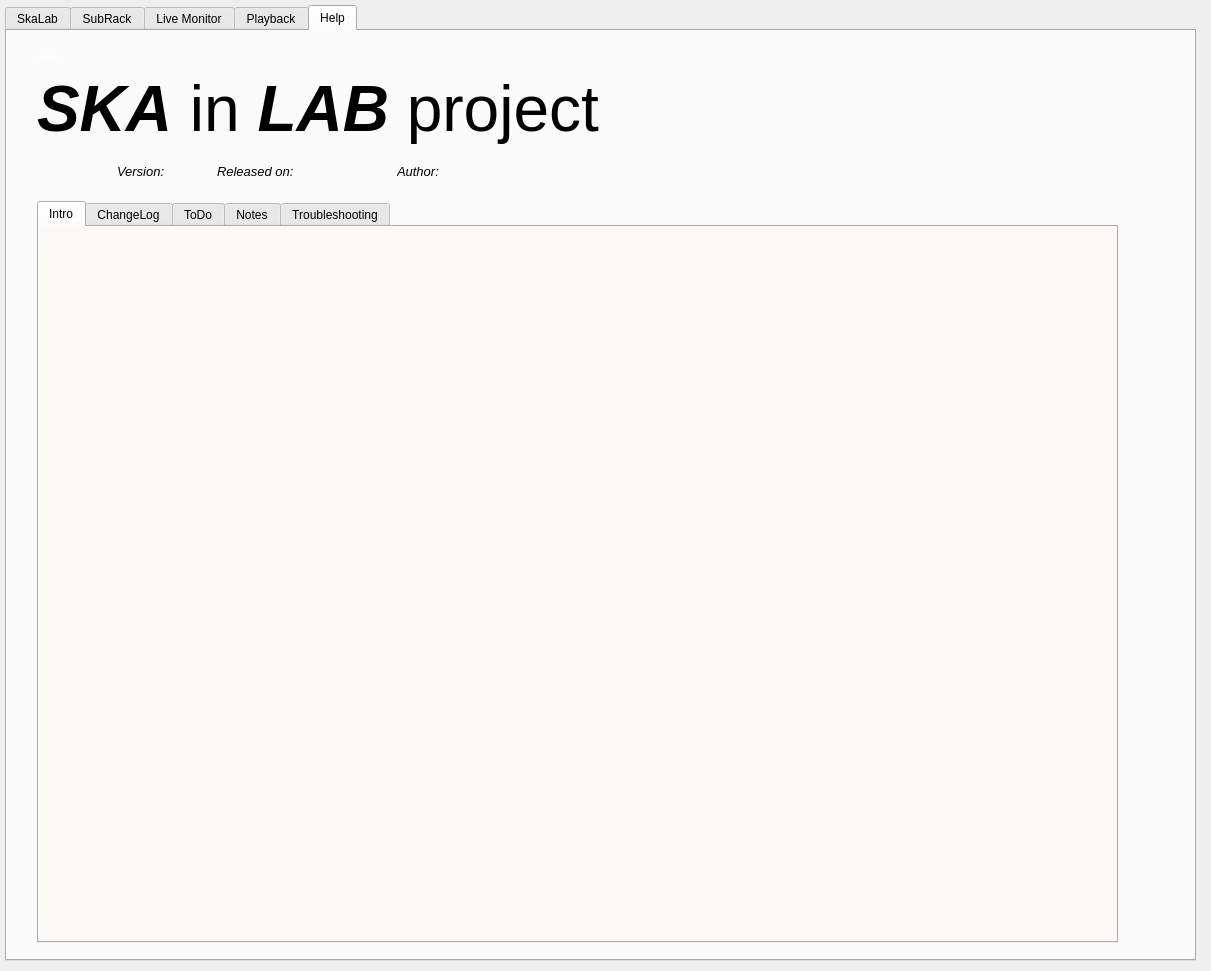
amattana/skalab, file skalab_main.ui: the form before one commit.
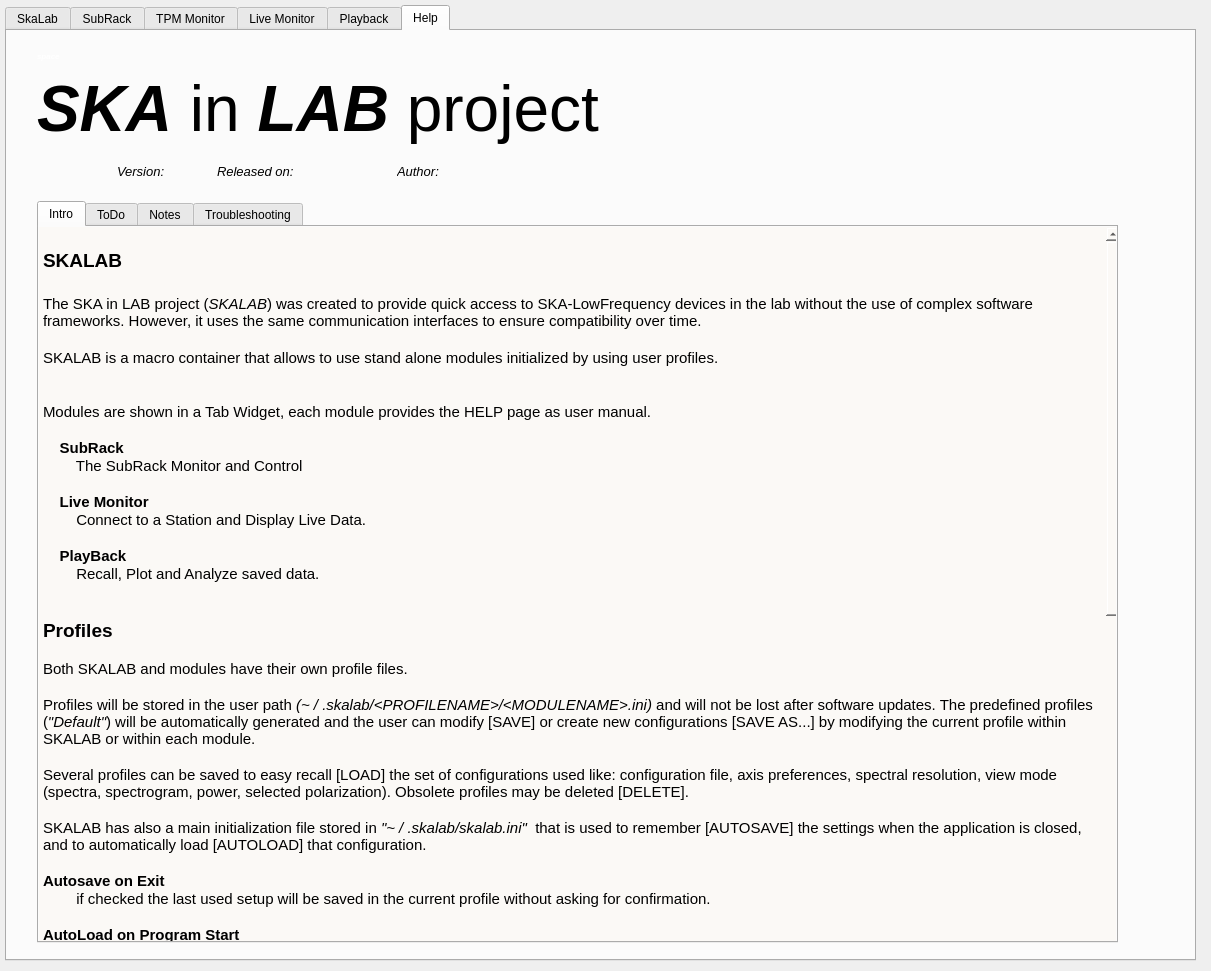
The form after the commit. The open tabs and pages were chosen to show the change.

```diff
--- a/skalab_main.ui
+++ b/skalab_main.ui
@@ -558,6 +558,21 @@
      </property>
     </widget>
    </widget>
+   <widget class="QWidget" name="qtabMonitor">
+    <attribute name="title">
+     <string>TPM Monitor</string>
+    </attribute>
+    <widget class="QWidget" name="qwMonitor" native="true">
+     <property name="geometry">
+      <rect>
+       <x>0</x>
+       <y>0</y>
+       <width>1191</width>
+       <height>936</height>
+      </rect>
+     </property>
+    </widget>
+   </widget>
    <widget class="QWidget" name="qtabLive">
     <attribute name="title">
      <string>Live Monitor</string>
@@ -747,43 +762,81 @@
         <string>&lt;!DOCTYPE HTML PUBLIC &quot;-//W3C//DTD HTML 4.0//EN&quot; &quot;http://www.w3.org/TR/REC-html40/strict.dtd&quot;&gt;
 &lt;html&gt;&lt;head&gt;&lt;meta name=&quot;qrichtext&quot; content=&quot;1&quot; /&gt;&lt;style type=&quot;text/css&quot;&gt;
 p, li { white-space: pre-wrap; }
-&lt;/style&gt;&lt;/head&gt;&lt;body style=&quot; font-family:'Ubuntu'; font-size:11pt; font-weight:400; font-style:normal;&quot;&gt;
-&lt;p style=&quot;-qt-paragraph-type:empty; margin-top:0px; margin-bottom:0px; margin-left:0px; margin-right:0px; -qt-block-indent:0; text-indent:0px;&quot;&gt;&lt;br /&gt;&lt;/p&gt;&lt;/body&gt;&lt;/html&gt;</string>
+&lt;/style&gt;&lt;/head&gt;&lt;body style=&quot; font-family:'Ubuntu'; font-size:10pt; font-weight:400; font-style:normal;&quot;&gt;
+&lt;p style=&quot;-qt-paragraph-type:empty; margin-top:0px; margin-bottom:0px; margin-left:0px; margin-right:0px; -qt-block-indent:0; text-indent:0px; font-size:11pt;&quot;&gt;&lt;br /&gt;&lt;/p&gt;
+&lt;p style=&quot; margin-top:0px; margin-bottom:0px; margin-left:0px; margin-right:0px; -qt-block-indent:0; text-indent:0px;&quot;&gt;&lt;span style=&quot; font-size:14pt; font-weight:600;&quot;&gt;SKALAB&lt;/span&gt;&lt;/p&gt;
+&lt;p style=&quot;-qt-paragraph-type:empty; margin-top:0px; margin-bottom:0px; margin-left:0px; margin-right:0px; -qt-block-indent:0; text-indent:0px; font-size:14pt; font-weight:600;&quot;&gt;&lt;br /&gt;&lt;/p&gt;
+&lt;p style=&quot; margin-top:0px; margin-bottom:0px; margin-left:0px; margin-right:0px; -qt-block-indent:0; text-indent:0px;&quot;&gt;&lt;span style=&quot; font-size:11pt;&quot;&gt;The&lt;/span&gt;&lt;span style=&quot; font-size:11pt; font-style:italic;&quot;&gt; &lt;/span&gt;&lt;span style=&quot; font-size:11pt;&quot;&gt;SKA in LAB project&lt;/span&gt;&lt;span style=&quot; font-size:11pt; font-style:italic;&quot;&gt; &lt;/span&gt;&lt;span style=&quot; font-size:11pt;&quot;&gt;(&lt;/span&gt;&lt;span style=&quot; font-size:11pt; font-style:italic;&quot;&gt;SKALAB&lt;/span&gt;&lt;span style=&quot; font-size:11pt;&quot;&gt;) was created to provide quick access to SKA-LowFrequency devices in the lab without the use of complex software frameworks. However, it uses the same communication interfaces to ensure compatibility over time.&lt;/span&gt;&lt;/p&gt;
+&lt;p style=&quot;-qt-paragraph-type:empty; margin-top:0px; margin-bottom:0px; margin-left:0px; margin-right:0px; -qt-block-indent:0; text-indent:0px; font-size:12pt; font-weight:600;&quot;&gt;&lt;br /&gt;&lt;/p&gt;
+&lt;p style=&quot; margin-top:0px; margin-bottom:0px; margin-left:0px; margin-right:0px; -qt-block-indent:0; text-indent:0px;&quot;&gt;&lt;span style=&quot; font-size:11pt;&quot;&gt;SKALAB&lt;/span&gt;&lt;span style=&quot; font-size:11pt; font-weight:600;&quot;&gt; &lt;/span&gt;&lt;span style=&quot; font-size:11pt;&quot;&gt;is a macro container that allows to use stand alone modules initialized by using user profiles.&lt;/span&gt;&lt;/p&gt;
+&lt;p style=&quot;-qt-paragraph-type:empty; margin-top:0px; margin-bottom:0px; margin-left:0px; margin-right:0px; -qt-block-indent:0; text-indent:0px; font-size:11pt;&quot;&gt;&lt;br /&gt;&lt;/p&gt;
+&lt;p style=&quot;-qt-paragraph-type:empty; margin-top:0px; margin-bottom:0px; margin-left:0px; margin-right:0px; -qt-block-indent:0; text-indent:0px; font-size:11pt;&quot;&gt;&lt;br /&gt;&lt;/p&gt;
+&lt;p style=&quot; margin-top:0px; margin-bottom:0px; margin-left:0px; margin-right:0px; -qt-block-indent:0; text-indent:0px;&quot;&gt;&lt;span style=&quot; font-size:11pt;&quot;&gt;Modules are shown in a Tab Widget, each module provides the HELP page as user manual.&lt;/span&gt;&lt;/p&gt;
+&lt;p style=&quot;-qt-paragraph-type:empty; margin-top:0px; margin-bottom:0px; margin-left:0px; margin-right:0px; -qt-block-indent:0; text-indent:0px; font-size:11pt;&quot;&gt;&lt;br /&gt;&lt;/p&gt;
+&lt;p style=&quot; margin-top:0px; margin-bottom:0px; margin-left:0px; margin-right:0px; -qt-block-indent:0; text-indent:0px;&quot;&gt;&lt;span style=&quot; font-size:11pt;&quot;&gt;    &lt;/span&gt;&lt;span style=&quot; font-size:11pt; font-weight:600;&quot;&gt;SubRack&lt;/span&gt;&lt;/p&gt;
+&lt;p style=&quot; margin-top:0px; margin-bottom:0px; margin-left:0px; margin-right:0px; -qt-block-indent:0; text-indent:0px;&quot;&gt;&lt;span style=&quot; font-size:11pt;&quot;&gt;        The SubRack Monitor and Control&lt;/span&gt;&lt;/p&gt;
+&lt;p style=&quot;-qt-paragraph-type:empty; margin-top:0px; margin-bottom:0px; margin-left:0px; margin-right:0px; -qt-block-indent:0; text-indent:0px; font-size:11pt;&quot;&gt;&lt;br /&gt;&lt;/p&gt;
+&lt;p style=&quot; margin-top:0px; margin-bottom:0px; margin-left:0px; margin-right:0px; -qt-block-indent:0; text-indent:0px;&quot;&gt;&lt;span style=&quot; font-size:11pt; font-weight:600;&quot;&gt;    Live Monitor&lt;/span&gt;&lt;/p&gt;
+&lt;p style=&quot; margin-top:0px; margin-bottom:0px; margin-left:0px; margin-right:0px; -qt-block-indent:0; text-indent:0px;&quot;&gt;&lt;span style=&quot; font-size:11pt;&quot;&gt;        Connect to a Station and Display Live Data.&lt;/span&gt;&lt;/p&gt;
+&lt;p style=&quot;-qt-paragraph-type:empty; margin-top:0px; margin-bottom:0px; margin-left:0px; margin-right:0px; -qt-block-indent:0; text-indent:0px; font-size:11pt;&quot;&gt;&lt;br /&gt;&lt;/p&gt;
+&lt;p style=&quot; margin-top:0px; margin-bottom:0px; margin-left:0px; margin-right:0px; -qt-block-indent:0; text-indent:0px;&quot;&gt;&lt;span style=&quot; font-size:11pt;&quot;&gt;    &lt;/span&gt;&lt;span style=&quot; font-size:11pt; font-weight:600;&quot;&gt;PlayBack&lt;/span&gt;&lt;/p&gt;
+&lt;p style=&quot; margin-top:0px; margin-bottom:0px; margin-left:0px; margin-right:0px; -qt-block-indent:0; text-indent:0px;&quot;&gt;&lt;span style=&quot; font-size:11pt;&quot;&gt;        Recall, Plot and Analyze saved data.&lt;/span&gt;&lt;/p&gt;
+&lt;p style=&quot;-qt-paragraph-type:empty; margin-top:0px; margin-bottom:0px; margin-left:0px; margin-right:0px; -qt-block-indent:0; text-indent:0px; font-size:11pt;&quot;&gt;&lt;br /&gt;&lt;/p&gt;
+&lt;p style=&quot;-qt-paragraph-type:empty; margin-top:0px; margin-bottom:0px; margin-left:0px; margin-right:0px; -qt-block-indent:0; text-indent:0px; font-size:11pt;&quot;&gt;&lt;br /&gt;&lt;/p&gt;
+&lt;p style=&quot; margin-top:0px; margin-bottom:0px; margin-left:0px; margin-right:0px; -qt-block-indent:0; text-indent:0px;&quot;&gt;&lt;span style=&quot; font-size:14pt; font-weight:600;&quot;&gt;Profiles&lt;/span&gt;&lt;span style=&quot; font-size:11pt; font-weight:600;&quot;&gt; &lt;/span&gt;&lt;/p&gt;
+&lt;p style=&quot;-qt-paragraph-type:empty; margin-top:0px; margin-bottom:0px; margin-left:0px; margin-right:0px; -qt-block-indent:0; text-indent:0px; font-size:11pt; font-weight:600;&quot;&gt;&lt;br /&gt;&lt;/p&gt;
+&lt;p style=&quot; margin-top:0px; margin-bottom:0px; margin-left:0px; margin-right:0px; -qt-block-indent:0; text-indent:0px;&quot;&gt;&lt;span style=&quot; font-size:11pt;&quot;&gt;Both SKALAB and modules have their own profile files.&lt;/span&gt;&lt;/p&gt;
+&lt;p style=&quot;-qt-paragraph-type:empty; margin-top:0px; margin-bottom:0px; margin-left:0px; margin-right:0px; -qt-block-indent:0; text-indent:0px; font-size:11pt;&quot;&gt;&lt;br /&gt;&lt;/p&gt;
+&lt;p style=&quot; margin-top:0px; margin-bottom:0px; margin-left:0px; margin-right:0px; -qt-block-indent:0; text-indent:0px;&quot;&gt;&lt;span style=&quot; font-size:11pt;&quot;&gt;Profiles will be stored in the user path &lt;/span&gt;&lt;span style=&quot; font-size:11pt; font-style:italic;&quot;&gt;(~ / .skalab/&amp;lt;PROFILENAME&amp;gt;/&amp;lt;MODULENAME&amp;gt;.ini)&lt;/span&gt;&lt;span style=&quot; font-size:11pt;&quot;&gt; and will not be lost after software updates. The predefined profiles (&lt;/span&gt;&lt;span style=&quot; font-size:11pt; font-style:italic;&quot;&gt;&amp;quot;Default&amp;quot;&lt;/span&gt;&lt;span style=&quot; font-size:11pt;&quot;&gt;) will be automatically generated and the user can modify [SAVE] or create new configurations [SAVE AS...] by modifying the current profile within SKALAB or within each module.&lt;/span&gt;&lt;/p&gt;
+&lt;p style=&quot;-qt-paragraph-type:empty; margin-top:0px; margin-bottom:0px; margin-left:0px; margin-right:0px; -qt-block-indent:0; text-indent:0px; font-size:11pt; font-weight:600;&quot;&gt;&lt;br /&gt;&lt;/p&gt;
+&lt;p style=&quot; margin-top:0px; margin-bottom:0px; margin-left:0px; margin-right:0px; -qt-block-indent:0; text-indent:0px;&quot;&gt;&lt;span style=&quot; font-size:11pt;&quot;&gt;Several profiles can be saved to easy recall [LOAD] the set of configurations used like: configuration file, axis preferences, spectral resolution, view mode (spectra, spectrogram, power, selected polarization). Obsolete profiles may be deleted [DELETE].&lt;/span&gt;&lt;/p&gt;
+&lt;p style=&quot;-qt-paragraph-type:empty; margin-top:0px; margin-bottom:0px; margin-left:0px; margin-right:0px; -qt-block-indent:0; text-indent:0px; font-size:11pt;&quot;&gt;&lt;br /&gt;&lt;/p&gt;
+&lt;p style=&quot; margin-top:0px; margin-bottom:0px; margin-left:0px; margin-right:0px; -qt-block-indent:0; text-indent:0px;&quot;&gt;&lt;span style=&quot; font-size:11pt;&quot;&gt;SKALAB has also a main initialization file stored in &lt;/span&gt;&lt;span style=&quot; font-size:11pt; font-style:italic;&quot;&gt;&amp;quot;~ / .skalab/skalab.ini&amp;quot; &lt;/span&gt;&lt;span style=&quot; font-size:11pt;&quot;&gt; that is used to remember [AUTOSAVE] the settings when the application is closed, and to automatically load [AUTOLOAD] that configuration.&lt;/span&gt;&lt;/p&gt;
+&lt;p style=&quot;-qt-paragraph-type:empty; margin-top:0px; margin-bottom:0px; margin-left:0px; margin-right:0px; -qt-block-indent:0; text-indent:0px; font-size:11pt;&quot;&gt;&lt;br /&gt;&lt;/p&gt;
+&lt;p style=&quot; margin-top:0px; margin-bottom:0px; margin-left:0px; margin-right:0px; -qt-block-indent:0; text-indent:0px;&quot;&gt;&lt;span style=&quot; font-size:11pt; font-weight:600;&quot;&gt;Autosave on Exit&lt;/span&gt;&lt;/p&gt;
+&lt;p style=&quot; margin-top:0px; margin-bottom:0px; margin-left:0px; margin-right:0px; -qt-block-indent:0; text-indent:0px;&quot;&gt;&lt;span style=&quot; font-size:11pt;&quot;&gt;        if checked the last used setup will be saved in the current profile without asking for confirmation.&lt;/span&gt;&lt;/p&gt;
+&lt;p style=&quot;-qt-paragraph-type:empty; margin-top:0px; margin-bottom:0px; margin-left:0px; margin-right:0px; -qt-block-indent:0; text-indent:0px; font-size:11pt;&quot;&gt;&lt;br /&gt;&lt;/p&gt;
+&lt;p style=&quot; margin-top:0px; margin-bottom:0px; margin-left:0px; margin-right:0px; -qt-block-indent:0; text-indent:0px;&quot;&gt;&lt;span style=&quot; font-size:11pt; font-weight:600;&quot;&gt;AutoLoad on Program Start&lt;/span&gt;&lt;/p&gt;
+&lt;p style=&quot; margin-top:0px; margin-bottom:0px; margin-left:0px; margin-right:0px; -qt-block-indent:0; text-indent:0px;&quot;&gt;&lt;span style=&quot; font-size:11pt;&quot;&gt;        if checked when the program starts the last profile used will be loaded.&lt;/span&gt;&lt;/p&gt;
+&lt;p style=&quot;-qt-paragraph-type:empty; margin-top:0px; margin-bottom:0px; margin-left:0px; margin-right:0px; -qt-block-indent:0; text-indent:0px; font-size:11pt;&quot;&gt;&lt;br /&gt;&lt;/p&gt;
+&lt;p style=&quot;-qt-paragraph-type:empty; margin-top:0px; margin-bottom:0px; margin-left:0px; margin-right:0px; -qt-block-indent:0; text-indent:0px; font-size:11pt;&quot;&gt;&lt;br /&gt;&lt;/p&gt;
+&lt;p style=&quot;-qt-paragraph-type:empty; margin-top:0px; margin-bottom:0px; margin-left:0px; margin-right:0px; -qt-block-indent:0; text-indent:0px; font-size:11pt;&quot;&gt;&lt;br /&gt;&lt;/p&gt;
+&lt;p style=&quot; margin-top:0px; margin-bottom:0px; margin-left:0px; margin-right:0px; -qt-block-indent:0; text-indent:0px;&quot;&gt;&lt;span style=&quot; font-size:14pt; font-weight:600;&quot;&gt;Station Configuration&lt;/span&gt;&lt;/p&gt;
+&lt;p style=&quot;-qt-paragraph-type:empty; margin-top:0px; margin-bottom:0px; margin-left:0px; margin-right:0px; -qt-block-indent:0; text-indent:0px; font-size:11pt; font-weight:600;&quot;&gt;&lt;br /&gt;&lt;/p&gt;
+&lt;p style=&quot; margin-top:0px; margin-bottom:0px; margin-left:0px; margin-right:0px; -qt-block-indent:0; text-indent:0px;&quot;&gt;&lt;span style=&quot; font-size:11pt;&quot;&gt;AAVS-SYSTEM allows to interact to a single TPM board (Tile) or to a set of board forming a STATION. How the station will be formed and configured is defined in a YAML file.&lt;/span&gt;&lt;/p&gt;
+&lt;p style=&quot;-qt-paragraph-type:empty; margin-top:0px; margin-bottom:0px; margin-left:0px; margin-right:0px; -qt-block-indent:0; text-indent:0px; font-size:11pt;&quot;&gt;&lt;br /&gt;&lt;/p&gt;
+&lt;p style=&quot; margin-top:0px; margin-bottom:0px; margin-left:0px; margin-right:0px; -qt-block-indent:0; text-indent:0px;&quot;&gt;&lt;span style=&quot; font-size:11pt;&quot;&gt;SKALAB let the user to select [BROWSE] a configuration file, but not to modified it. The user needs to LOAD the configuration file to use it in SKALAB and in the Modules. However, the user can define some parameters overriding them.&lt;/span&gt;&lt;/p&gt;
+&lt;p style=&quot;-qt-paragraph-type:empty; margin-top:0px; margin-bottom:0px; margin-left:0px; margin-right:0px; -qt-block-indent:0; text-indent:0px; font-size:11pt;&quot;&gt;&lt;br /&gt;&lt;/p&gt;
+&lt;p style=&quot;-qt-paragraph-type:empty; margin-top:0px; margin-bottom:0px; margin-left:0px; margin-right:0px; -qt-block-indent:0; text-indent:0px; font-size:11pt;&quot;&gt;&lt;br /&gt;&lt;/p&gt;
+&lt;p style=&quot;-qt-paragraph-type:empty; margin-top:0px; margin-bottom:0px; margin-left:0px; margin-right:0px; -qt-block-indent:0; text-indent:0px; font-size:11pt;&quot;&gt;&lt;br /&gt;&lt;/p&gt;
+&lt;p style=&quot; margin-top:0px; margin-bottom:0px; margin-left:0px; margin-right:0px; -qt-block-indent:0; text-indent:0px;&quot;&gt;&lt;span style=&quot; font-size:11pt;&quot;&gt;The metadata stored in the HDF5 output files may help.&lt;/span&gt;&lt;/p&gt;
+&lt;p style=&quot;-qt-paragraph-type:empty; margin-top:0px; margin-bottom:0px; margin-left:0px; margin-right:0px; -qt-block-indent:0; text-indent:0px; font-size:11pt;&quot;&gt;&lt;br /&gt;&lt;/p&gt;
+&lt;p style=&quot;-qt-paragraph-type:empty; margin-top:0px; margin-bottom:0px; margin-left:0px; margin-right:0px; -qt-block-indent:0; text-indent:0px; font-size:11pt;&quot;&gt;&lt;br /&gt;&lt;/p&gt;
+&lt;p style=&quot; margin-top:0px; margin-bottom:0px; margin-left:0px; margin-right:0px; -qt-block-indent:0; text-indent:0px;&quot;&gt;&lt;span style=&quot; font-size:11pt; font-weight:600;&quot;&gt;Bitfile&lt;/span&gt;&lt;/p&gt;
+&lt;p style=&quot;-qt-paragraph-type:empty; margin-top:0px; margin-bottom:0px; margin-left:0px; margin-right:0px; -qt-block-indent:0; text-indent:0px; font-size:11pt; font-weight:600;&quot;&gt;&lt;br /&gt;&lt;/p&gt;
+&lt;p style=&quot; margin-top:0px; margin-bottom:0px; margin-left:0px; margin-right:0px; -qt-block-indent:0; text-indent:0px;&quot;&gt;&lt;span style=&quot; font-size:11pt;&quot;&gt;This is the Xilinx firmware bitstream with which the station is initialized. &lt;/span&gt;&lt;/p&gt;
+&lt;p style=&quot;-qt-paragraph-type:empty; margin-top:0px; margin-bottom:0px; margin-left:0px; margin-right:0px; -qt-block-indent:0; text-indent:0px; font-size:11pt;&quot;&gt;&lt;br /&gt;&lt;/p&gt;
+&lt;p style=&quot;-qt-paragraph-type:empty; margin-top:0px; margin-bottom:0px; margin-left:0px; margin-right:0px; -qt-block-indent:0; text-indent:0px; font-size:11pt;&quot;&gt;&lt;br /&gt;&lt;/p&gt;
+&lt;p style=&quot; margin-top:0px; margin-bottom:0px; margin-left:0px; margin-right:0px; -qt-block-indent:0; text-indent:0px;&quot;&gt;&lt;span style=&quot; font-size:11pt; font-weight:600;&quot;&gt;Station&lt;/span&gt;&lt;/p&gt;
+&lt;p style=&quot;-qt-paragraph-type:empty; margin-top:0px; margin-bottom:0px; margin-left:0px; margin-right:0px; -qt-block-indent:0; text-indent:0px; font-size:11pt; font-weight:600;&quot;&gt;&lt;br /&gt;&lt;/p&gt;
+&lt;p style=&quot; margin-top:0px; margin-bottom:0px; margin-left:0px; margin-right:0px; -qt-block-indent:0; text-indent:0px;&quot;&gt;&lt;span style=&quot; font-size:11pt;&quot;&gt;Station ID and Name identify the Station. &lt;/span&gt;&lt;/p&gt;
+&lt;p style=&quot; margin-top:0px; margin-bottom:0px; margin-left:0px; margin-right:0px; -qt-block-indent:0; text-indent:0px;&quot;&gt;&lt;span style=&quot; font-size:11pt;&quot;&gt;Channel truncation factor defines the behaviour of the channelizer.&lt;/span&gt;&lt;/p&gt;
+&lt;p style=&quot; margin-top:0px; margin-bottom:0px; margin-left:0px; margin-right:0px; -qt-block-indent:0; text-indent:0px;&quot;&gt;&lt;span style=&quot; font-size:11pt;&quot;&gt;Beamforming scaling factor defines the behaviour of the beamformer.&lt;/span&gt;&lt;/p&gt;
+&lt;p style=&quot;-qt-paragraph-type:empty; margin-top:0px; margin-bottom:0px; margin-left:0px; margin-right:0px; -qt-block-indent:0; text-indent:0px; font-size:11pt;&quot;&gt;&lt;br /&gt;&lt;/p&gt;
+&lt;p style=&quot;-qt-paragraph-type:empty; margin-top:0px; margin-bottom:0px; margin-left:0px; margin-right:0px; -qt-block-indent:0; text-indent:0px; font-size:11pt;&quot;&gt;&lt;br /&gt;&lt;/p&gt;
+&lt;p style=&quot; margin-top:0px; margin-bottom:0px; margin-left:0px; margin-right:0px; -qt-block-indent:0; text-indent:0px;&quot;&gt;&lt;span style=&quot; font-size:11pt; font-weight:600;&quot;&gt;TPM - Delays&lt;/span&gt;&lt;/p&gt;
+&lt;p style=&quot;-qt-paragraph-type:empty; margin-top:0px; margin-bottom:0px; margin-left:0px; margin-right:0px; -qt-block-indent:0; text-indent:0px; font-size:11pt;&quot;&gt;&lt;br /&gt;&lt;/p&gt;
+&lt;p style=&quot; margin-top:0px; margin-bottom:0px; margin-left:0px; margin-right:0px; -qt-block-indent:0; text-indent:0px;&quot;&gt;&lt;span style=&quot; font-size:11pt;&quot;&gt;Here are reported the TPM IP addresses of the station and the TPM time delays loaded during the station initialization.&lt;/span&gt;&lt;/p&gt;
+&lt;p style=&quot;-qt-paragraph-type:empty; margin-top:0px; margin-bottom:0px; margin-left:0px; margin-right:0px; -qt-block-indent:0; text-indent:0px; font-size:11pt;&quot;&gt;&lt;br /&gt;&lt;/p&gt;
+&lt;p style=&quot;-qt-paragraph-type:empty; margin-top:0px; margin-bottom:0px; margin-left:0px; margin-right:0px; -qt-block-indent:0; text-indent:0px; font-size:11pt;&quot;&gt;&lt;br /&gt;&lt;/p&gt;
+&lt;p style=&quot; margin-top:0px; margin-bottom:0px; margin-left:0px; margin-right:0px; -qt-block-indent:0; text-indent:0px;&quot;&gt;&lt;span style=&quot; font-size:11pt; font-weight:600;&quot;&gt;Network&lt;/span&gt;&lt;/p&gt;
+&lt;p style=&quot;-qt-paragraph-type:empty; margin-top:0px; margin-bottom:0px; margin-left:0px; margin-right:0px; -qt-block-indent:0; text-indent:0px; font-size:11pt;&quot;&gt;&lt;br /&gt;&lt;/p&gt;
+&lt;p style=&quot; margin-top:0px; margin-bottom:0px; margin-left:0px; margin-right:0px; -qt-block-indent:0; text-indent:0px;&quot;&gt;&lt;span style=&quot; font-size:11pt;&quot;&gt;The station network configurations.&lt;/span&gt;&lt;/p&gt;
+&lt;p style=&quot;-qt-paragraph-type:empty; margin-top:0px; margin-bottom:0px; margin-left:0px; margin-right:0px; -qt-block-indent:0; text-indent:0px; font-size:11pt;&quot;&gt;&lt;br /&gt;&lt;/p&gt;&lt;/body&gt;&lt;/html&gt;</string>
        </property>
       </widget>
      </widget>
-     <widget class="QWidget" name="qtab_changelog">
-      <attribute name="title">
-       <string>ChangeLog</string>
-      </attribute>
-      <widget class="QTextEdit" name="Help_ChangeLog">
-       <property name="geometry">
-        <rect>
-         <x>0</x>
-         <y>0</y>
-         <width>1081</width>
-         <height>741</height>
-        </rect>
-       </property>
-       <property name="autoFillBackground">
-        <bool>false</bool>
-       </property>
-       <property name="styleSheet">
-        <string notr="true">background-color: rgb(251, 249, 246);</string>
-       </property>
-       <property name="frameShape">
-        <enum>QFrame::NoFrame</enum>
-       </property>
-       <property name="html">
-        <string>&lt;!DOCTYPE HTML PUBLIC &quot;-//W3C//DTD HTML 4.0//EN&quot; &quot;http://www.w3.org/TR/REC-html40/strict.dtd&quot;&gt;
-&lt;html&gt;&lt;head&gt;&lt;meta name=&quot;qrichtext&quot; content=&quot;1&quot; /&gt;&lt;style type=&quot;text/css&quot;&gt;
-p, li { white-space: pre-wrap; }
-&lt;/style&gt;&lt;/head&gt;&lt;body style=&quot; font-family:'Ubuntu'; font-size:11pt; font-weight:400; font-style:normal;&quot;&gt;
-&lt;p style=&quot;-qt-paragraph-type:empty; margin-top:0px; margin-bottom:0px; margin-left:0px; margin-right:0px; -qt-block-indent:0; text-indent:0px;&quot;&gt;&lt;br /&gt;&lt;/p&gt;&lt;/body&gt;&lt;/html&gt;</string>
-       </property>
-      </widget>
-     </widget>
-     <widget class="QWidget" name="qtab_todo">
+     <widget class="QWidget" name="tab_2">
       <attribute name="title">
        <string>ToDo</string>
       </attribute>
```
Left out of the diff: 79 changed lines with no effect on the pictures.
